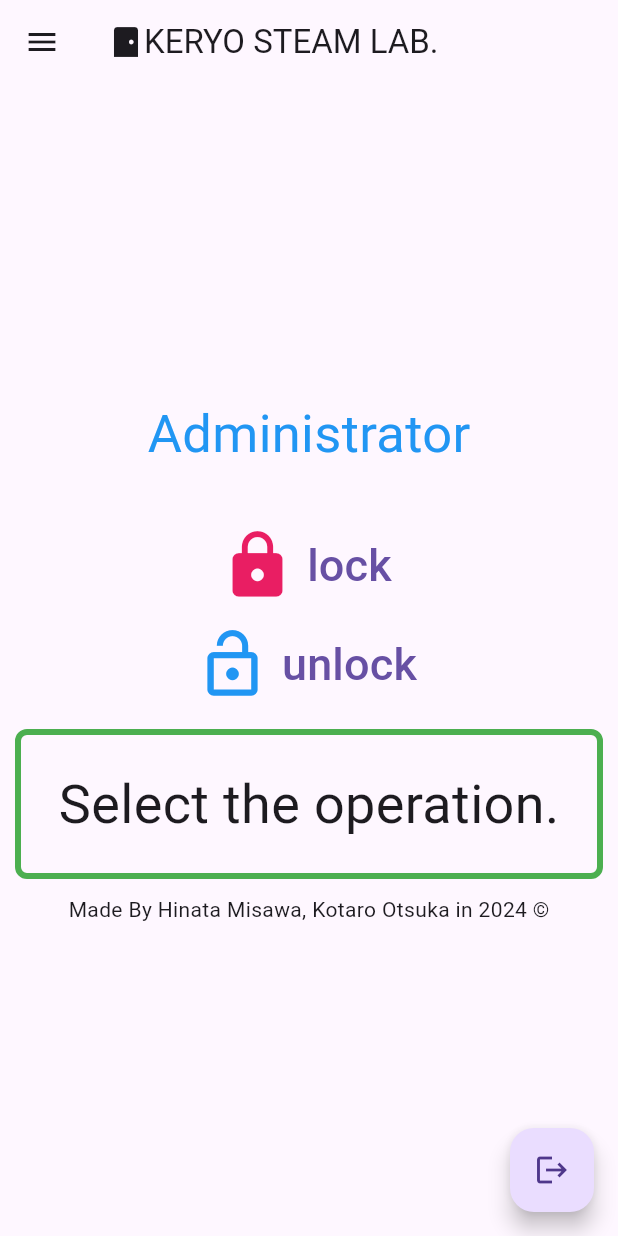
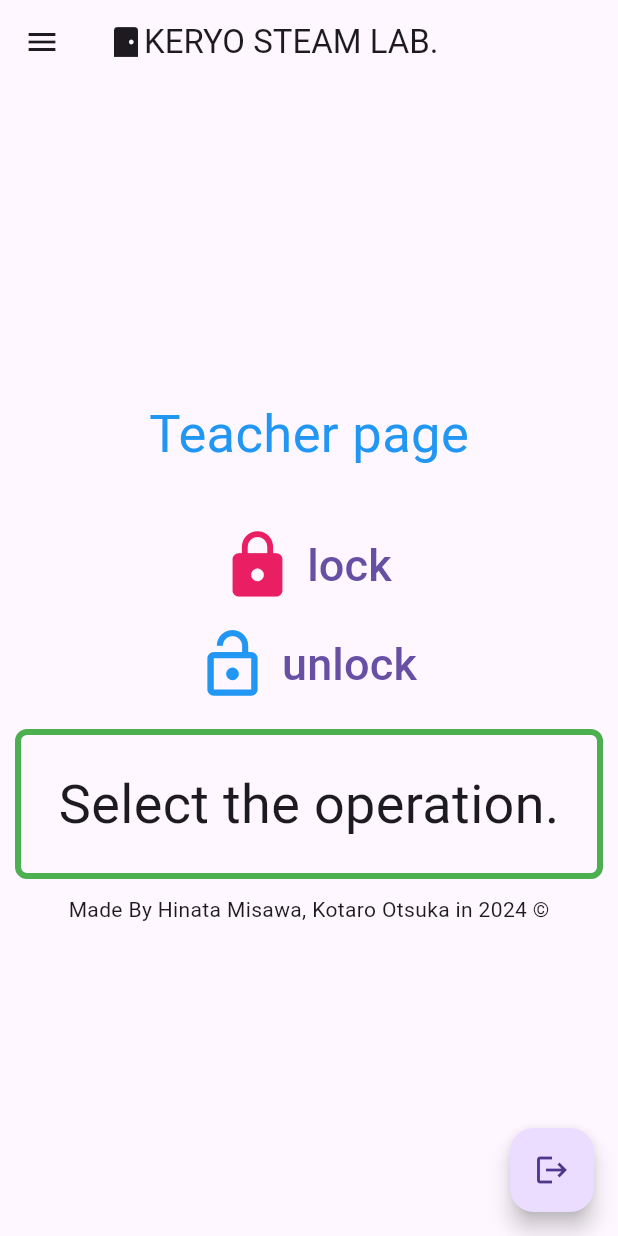
Before and after one commit to yuki-4201/Door_App_Public, a Flutter app: the HidePage screen opened directly, on a phone screen of 412 x 824 dp. Run offline on Flutter 3.47's test engine with Material 3 defaults, Android fonts, the phone set to English and light mode, and no system bars; our stand-ins replace flutter_dotenv, flutter_secure_storage, supabase_flutter; accounts and stored records are empty.

Commit message:
Update hide_page.dart

```diff
--- a/lib/pages/hide_page.dart
+++ b/lib/pages/hide_page.dart
@@ -138,7 +138,7 @@ class HidePageState extends State<HidePage> {
       body: Column(
         mainAxisAlignment : MainAxisAlignment.center,
         children: <Widget>[
-        Text("Administrator",
+        Text("Teacher page",
           style: const TextStyle(
             fontSize: 35,
             color: Colors.blue
```
